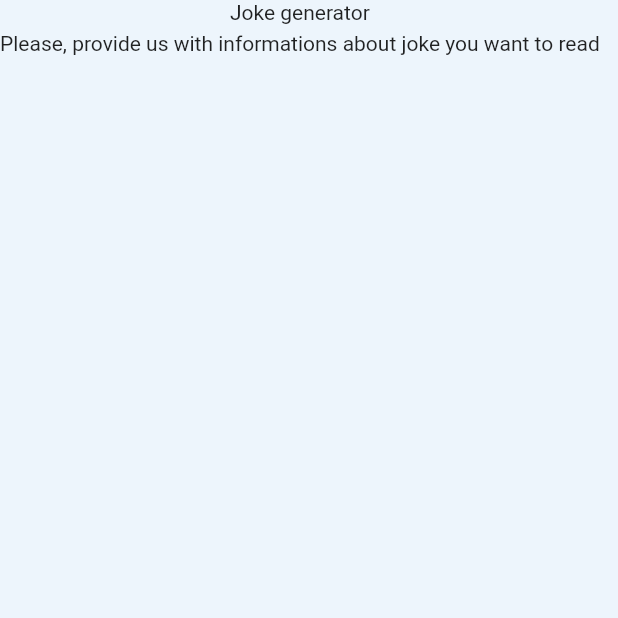
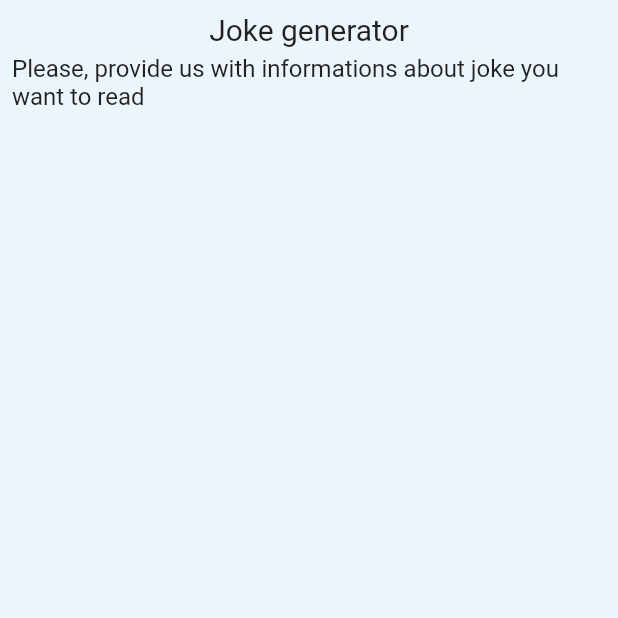
Before and after one commit to BBednareek/JokeMobileApp, a Flutter app: the screen it shows after launch, on a phone screen of 412 x 824 dp, the top half of it. Run offline on Flutter 3.47's test engine with Material 3 defaults, Android fonts, the phone set to English and light mode, and no system bars; our stand-ins replace bloc, dio, either_dart, equatable, flutter_bloc, freezed_annotation and 3 more; missing offline and left inert: chucker_flutter; Roboto replaces fonts that are missing (Poppins).

```diff
--- a/lib/features/joke_generator/presentation/presentation/joke_page.dart
+++ b/lib/features/joke_generator/presentation/presentation/joke_page.dart
@@ -1,14 +1,29 @@
 import 'package:flutter/material.dart';
+import 'package:flutter_bloc/flutter_bloc.dart';
 import 'package:joke_app/features/joke_generator/presentation/widgets/joke_widgets.dart';
+import 'package:joke_app/features/pick_value/bloc/pick_value_bloc.dart';
 
 class JokePage extends StatelessWidget {
   const JokePage({super.key});
 
   @override
   Widget build(BuildContext context) {
+    return BlocProvider(
+      create: (context) => PickValueBloc(),
+      child: const _JokePage(),
+    );
+  }
+}
+
+class _JokePage extends StatelessWidget {
+  const _JokePage();
+
+  @override
+  Widget build(BuildContext context) {
     return Scaffold(
       body: SafeArea(
         child: Column(
+          crossAxisAlignment: CrossAxisAlignment.center,
           children: [
             header(),
           ],
--- a/lib/features/joke_generator/presentation/widgets/joke_widgets.dart
+++ b/lib/features/joke_generator/presentation/widgets/joke_widgets.dart
@@ -4,12 +4,21 @@ import 'package:joke_app/core/constants/query_params.dart';
 import 'package:joke_app/features/pick_value/bloc/pick_value_bloc.dart';
 
 Widget header() {
-  return const Column(
-    children: [
-      Text("Joke generator"),
-      SizedBox(height: 5),
-      Text("Please, provide us with informations about joke you want to read")
-    ],
+  return const Padding(
+    padding: EdgeInsets.all(8.0),
+    child: Column(
+      children: [
+        Text(
+          "Joke generator",
+          style: TextStyle(fontSize: 20, fontFamily: 'Poppins'),
+        ),
+        SizedBox(height: 5),
+        Text(
+          "Please, provide us with informations about joke you want to read",
+          style: TextStyle(fontSize: 16, fontFamily: 'Poppins'),
+        ),
+      ],
+    ),
   );
 }
 
--- a/pubspec.yaml
+++ b/pubspec.yaml
@@ -29,6 +29,7 @@ dependencies:
 
   chucker_flutter: ^1.6.3
   skeletonizer: ^1.1.0
+  connectivity_plus: ^5.0.2
 
 dev_dependencies:
   flutter_test:
```
Also changed, not shown: lib/features/connectivity_checker/bloc/connectivity_checker_bloc.dart (added, +16 -0 lines), lib/features/connectivity_checker/bloc/connectivity_checker_event.dart (added, +7 -0 lines), lib/features/connectivity_checker/bloc/connectivity_checker_state.dart (added, +8 -0 lines), lib/features/connectivity_checker/bloc/connectivity_checker_bloc.freezed.dart (added), pubspec.lock.
